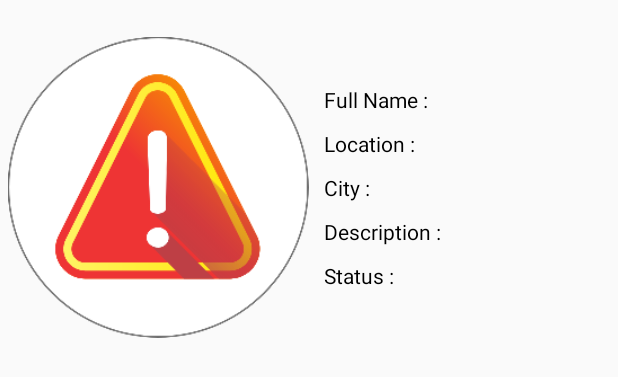
After one commit to amitthakarebi/DigitalComplaints, an Android app: the layout complaint_format2.xml on its own in the app's theme, with its tools: preview values and no code run, on a phone screen of 412 x 824 dp. The commit adds this screen. Shown: the top 377 px of the screen. Run offline under Robolectric (Android 15) with nearby library versions, the phone set to English and light mode, and no system bars.

Commit message:
Project Reconfigure
Now the OTP system is working , we have added the permission to verify the device in the google cloud system.
and many upgradation for running app like previous state.

```diff
--- a/app/build.gradle
+++ b/app/build.gradle
@@ -3,7 +3,7 @@ apply plugin: 'com.google.gms.google-services'
 
 android {
     compileSdkVersion 30
-    buildToolsVersion "29.0.3"
+    buildToolsVersion "30.0.3"
 
     defaultConfig {
         applicationId "com.amitthakare.digitalcomplaint"
@@ -27,18 +27,21 @@ dependencies {
     implementation fileTree(dir: "libs", include: ["*.jar"])
     implementation 'androidx.appcompat:appcompat:1.2.0'
     implementation 'androidx.constraintlayout:constraintlayout:2.0.4'
-    implementation 'com.google.firebase:firebase-auth:20.0.1'
-    implementation 'com.google.firebase:firebase-database:19.5.1'
-    implementation 'com.google.firebase:firebase-firestore:22.0.0'
-    implementation 'com.google.firebase:firebase-storage:19.2.0'
-    implementation 'androidx.recyclerview:recyclerview:1.1.0'
-    implementation 'com.google.android.material:material:1.2.1'
-    testImplementation 'junit:junit:4.13'
+    implementation 'com.google.firebase:firebase-auth:20.0.4'
+    implementation 'com.google.firebase:firebase-database:19.7.0'
+    implementation 'com.google.firebase:firebase-firestore:22.1.2'
+    implementation 'com.google.firebase:firebase-storage:19.2.2'
+    implementation 'androidx.recyclerview:recyclerview:1.2.0'
+    implementation 'com.google.android.material:material:1.3.0'
+    testImplementation 'junit:junit:4.13.2'
     androidTestImplementation 'androidx.test.ext:junit:1.1.2'
     androidTestImplementation 'androidx.test.espresso:espresso-core:3.3.0'
-    implementation 'com.github.bumptech.glide:glide:4.11.0'
+    implementation 'com.github.bumptech.glide:glide:4.12.0'
 
     //location
-    implementation 'com.google.android.gms:play-services-location:17.1.0'
+    implementation 'com.google.android.gms:play-services-location:18.0.0'
+
+    //browser
+    //implementation "androidx.browser:browser:1.3.0"
 
 }
--- a/app/src/main/java/com/amitthakare/digitalcomplaint/Adapter/AllComplaintAdapter.java
+++ b/app/src/main/java/com/amitthakare/digitalcomplaint/Adapter/AllComplaintAdapter.java
@@ -33,7 +33,7 @@ public class AllComplaintAdapter extends RecyclerView.Adapter<AllComplaintAdapte
     @NonNull
     @Override
     public MyViewHolder onCreateViewHolder(@NonNull ViewGroup parent, int viewType) {
-        View view = LayoutInflater.from(mContext).inflate(R.layout.complaint_format,parent,false);
+        View view = LayoutInflater.from(mContext).inflate(R.layout.complaint_format2,parent,false);
         return new MyViewHolder(view);
     }
 
--- /dev/null
+++ b/app/src/main/res/layout/complaint_format2.xml
@@ -0,0 +1,89 @@
+<?xml version="1.0" encoding="utf-8"?>
+<LinearLayout xmlns:android="http://schemas.android.com/apk/res/android"
+    android:layout_width="match_parent"
+    android:id="@+id/recyclerViewMainLayout"
+    android:layout_height="250dp"
+    android:padding="5dp"
+    android:orientation="horizontal">
+
+    <LinearLayout
+        android:layout_width="0dp"
+        android:layout_height="match_parent"
+        android:layout_weight="1"
+        android:orientation="vertical">
+
+        <ImageView
+            android:id="@+id/complaintImgView"
+            android:layout_width="match_parent"
+            android:layout_height="match_parent"
+            android:src="@drawable/digital_complaint_logo" />
+
+    </LinearLayout>
+
+    <LinearLayout
+        android:layout_width="0dp"
+        android:layout_height="match_parent"
+        android:layout_weight="1"
+        android:paddingStart="10dp"
+        android:gravity="center_vertical"
+        android:orientation="vertical">
+
+        <TextView
+            android:id="@+id/complaintNameView"
+            android:layout_width="wrap_content"
+            android:layout_height="wrap_content"
+            android:text="Full Name :"
+            android:textColor="@color/black"
+            android:textSize="14sp" />
+
+        <TextView
+            android:id="@+id/complaintMobileNoView"
+            android:layout_width="wrap_content"
+            android:layout_height="wrap_content"
+            android:layout_marginTop="10dp"
+            android:text="Mobile No :"
+            android:visibility="gone"
+            android:textColor="@color/black"
+            android:textSize="14sp" />
+
+        <TextView
+            android:id="@+id/complaintLocationView"
+            android:layout_width="wrap_content"
+            android:layout_height="wrap_content"
+            android:layout_marginTop="10dp"
+            android:text="Location :"
+            android:textColor="@color/black"
+            android:textSize="14sp" />
+
+        <TextView
+            android:id="@+id/complaintCityView"
+            android:layout_width="wrap_content"
+            android:layout_height="wrap_content"
+            android:layout_marginTop="10dp"
+            android:text="City :"
+            android:textColor="@color/black"
+            android:textSize="14sp" />
+
+        <TextView
+            android:id="@+id/complaintDescriptionView"
+            android:layout_width="wrap_content"
+            android:layout_height="wrap_content"
+            android:layout_marginTop="10dp"
+            android:text="Description :"
+            android:textColor="@color/black"
+            android:textSize="14sp" />
+
+        <TextView
+            android:id="@+id/complaintStatusView"
+            android:layout_width="wrap_content"
+            android:layout_height="wrap_content"
+            android:layout_marginTop="10dp"
+            android:text="Status :"
+            android:textColor="@color/black"
+            android:textSize="14sp" />
+
+
+    </LinearLayout>
+
+
+</LinearLayout>
--- a/build.gradle
+++ b/build.gradle
@@ -5,8 +5,8 @@ buildscript {
         jcenter()
     }
     dependencies {
-        classpath "com.android.tools.build:gradle:4.0.1"
-        classpath 'com.google.gms:google-services:4.3.4'
+        classpath "com.android.tools.build:gradle:4.1.2"
+        classpath 'com.google.gms:google-services:4.3.5'
 
         // NOTE: Do not place your application dependencies here; they belong
         // in the individual module build.gradle files
```
Also changed, not shown: app/src/main/res/drawable-hdpi/drawable-ldpi/camera_icon.png (deleted), app/src/main/res/drawable-hdpi/drawable-mdpi/camera_icon.png (deleted), app/src/main/res/drawable-hdpi/drawable-xhdpi/camera_icon.png (deleted), app/src/main/res/drawable-hdpi/drawable-xxhdpi/camera_icon.png (deleted), app/src/main/res/drawable-hdpi/drawable-xxxhdpi/camera_icon.png (deleted), gradle/wrapper/gradle-wrapper.properties, 1 other file.
